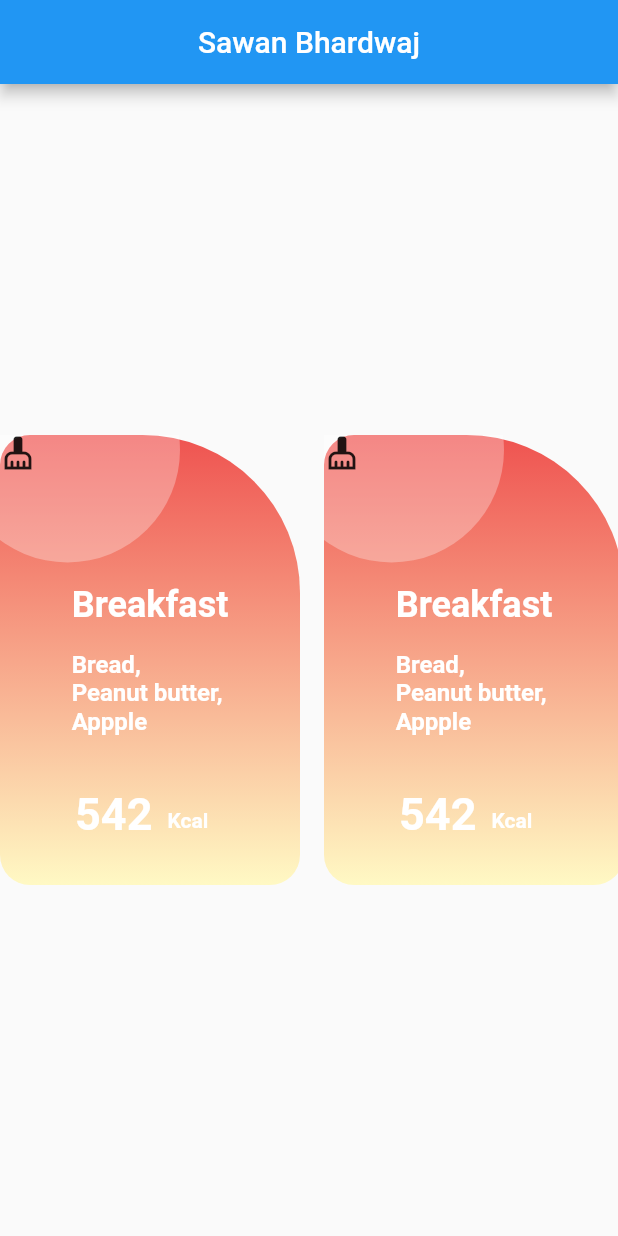
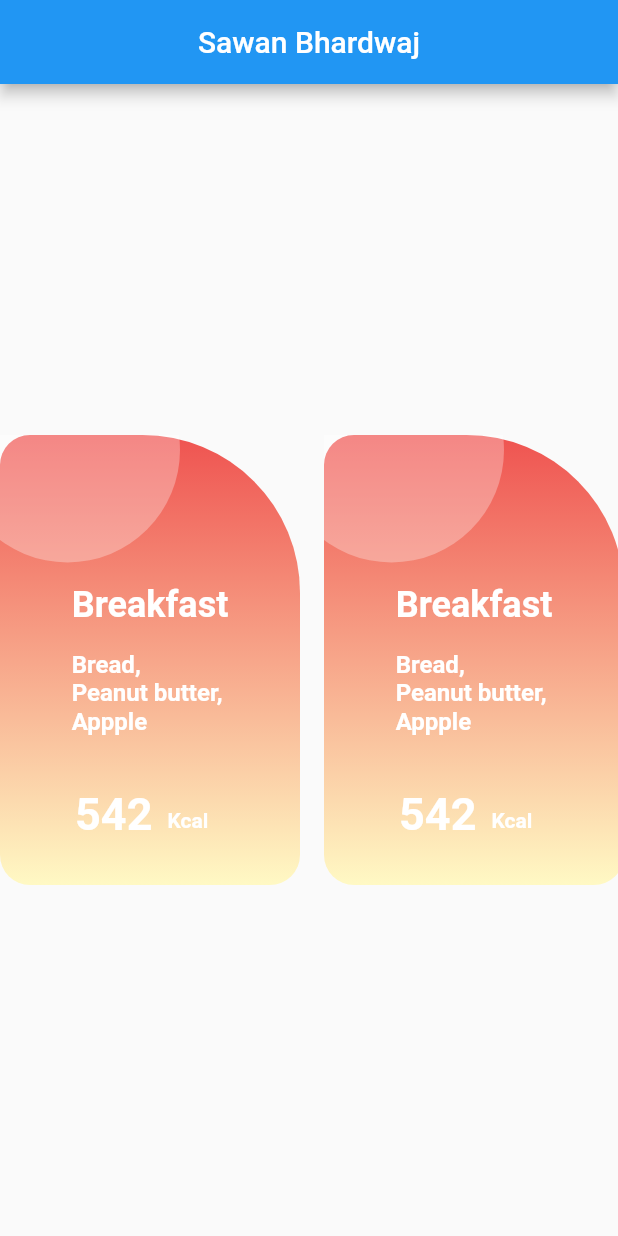
Before and after one commit to Sawansb/component_design, a Flutter app: the screen it shows after launch, on a phone screen of 412 x 824 dp. Run offline on Flutter 3.47's test engine with Material 2 defaults, Android fonts, the light colour scheme and no system bars.

Commit message:
Removed : Unnecessary Icon

```diff
--- a/lib/component.dart
+++ b/lib/component.dart
@@ -98,7 +98,6 @@ final brekaFastComponent = Container(
               )
             ],
           )),
-      Positioned(child: Icon(Icons.cleaning_services))
     ],
   ),
 );
```
